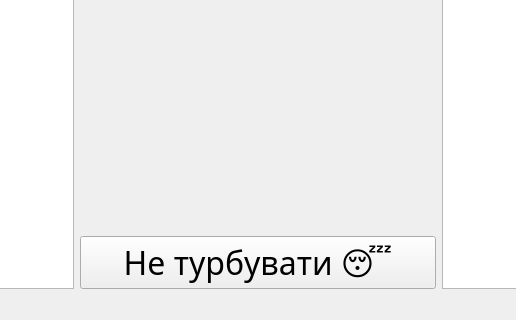
The window that 3 semester/OOOPLab2/mainwindow.ui (NaturalStupidlty/uni) describes before a commit, drawn with Qt 5; both pictures show x 292 to 808 and y 269 to 589 of the 1100 by 589 pixel window.
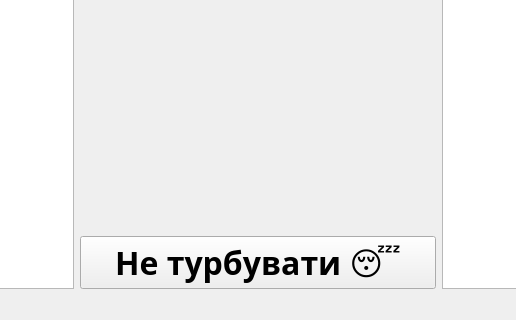
The same window after the commit.

What changed in the file:
```diff
--- a/3 semester/OOOPLab2/mainwindow.ui
+++ b/3 semester/OOOPLab2/mainwindow.ui
@@ -281,6 +281,7 @@
                  <font>
                   <family>Montserrat</family>
                   <pointsize>24</pointsize>
+                  <bold>true</bold>
                  </font>
                 </property>
                 <property name="text">
```
Left out of the diff: 8 changed lines with no effect on the pictures.
